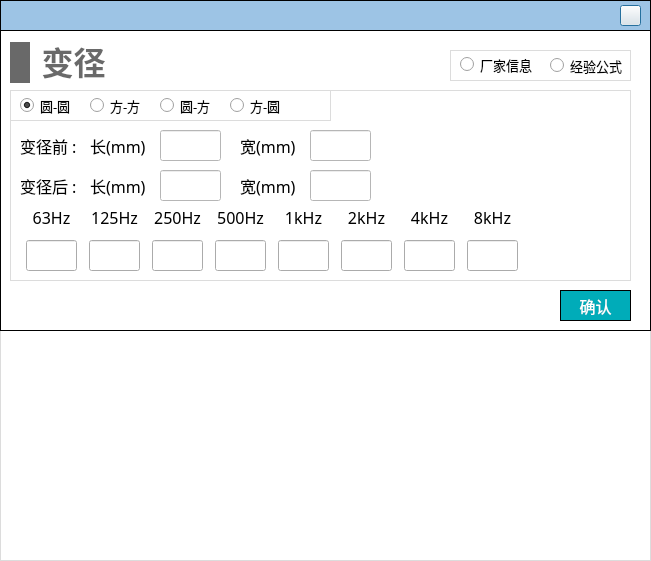
Before: the Qt Designer form NoiseCalSoft/inputDialog/dialog_reducer.ui in haobana/NoiCal, drawn with Qt 5.
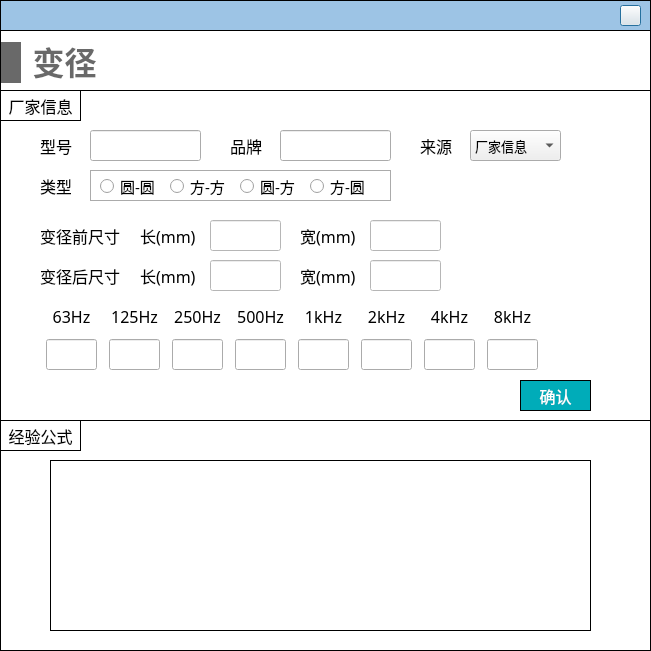
After: the same form once the commit is applied. The open tabs and pages were chosen to show the change. Icons and pictures are not drawn.

Patch:
```diff
--- a/NoiseCalSoft/inputDialog/dialog_reducer.ui
+++ b/NoiseCalSoft/inputDialog/dialog_reducer.ui
@@ -7,7 +7,7 @@
     <x>0</x>
     <y>0</y>
     <width>651</width>
-    <height>561</height>
+    <height>651</height>
    </rect>
   </property>
   <property name="font">
@@ -70,116 +70,13 @@
     </property>
    </widget>
   </widget>
-  <widget class="QStackedWidget" name="stackedWidget_descri">
-   <property name="geometry">
-    <rect>
-     <x>0</x>
-     <y>330</y>
-     <width>651</width>
-     <height>231</height>
-    </rect>
-   </property>
-   <property name="minimumSize">
-    <size>
-     <width>651</width>
-     <height>231</height>
-    </size>
-   </property>
-   <property name="styleSheet">
-    <string notr="true">background-color: rgb(255, 255, 255);</string>
-   </property>
-   <property name="currentIndex">
-    <number>0</number>
-   </property>
-   <widget class="QWidget" name="page_circle_descri">
-    <widget class="QWidget" name="widget_6" native="true">
-     <property name="geometry">
-      <rect>
-       <x>0</x>
-       <y>0</y>
-       <width>651</width>
-       <height>231</height>
-      </rect>
-     </property>
-     <property name="minimumSize">
-      <size>
-       <width>651</width>
-       <height>231</height>
-      </size>
-     </property>
-     <property name="styleSheet">
-      <string notr="true">#widget_6
-{
-border: 1px solid #DCDCDC;
-}</string>
-     </property>
-     <widget class="QLabel" name="label_4">
-      <property name="geometry">
-       <rect>
-        <x>20</x>
-        <y>20</y>
-        <width>541</width>
-        <height>171</height>
-       </rect>
-      </property>
-      <property name="styleSheet">
-       <string notr="true">border-image: url(:/images/image/reducer_descri.png);</string>
-      </property>
-      <property name="text">
-       <string/>
-      </property>
-     </widget>
-    </widget>
-   </widget>
-   <widget class="QWidget" name="page_rect_descri">
-    <widget class="QWidget" name="widget_9" native="true">
-     <property name="geometry">
-      <rect>
-       <x>0</x>
-       <y>0</y>
-       <width>651</width>
-       <height>231</height>
-      </rect>
-     </property>
-     <property name="minimumSize">
-      <size>
-       <width>651</width>
-       <height>231</height>
-      </size>
-     </property>
-     <property name="styleSheet">
-      <string notr="true">#widget_9
-{
-border: 1px solid #DCDCDC;
-}</string>
-     </property>
-     <widget class="QLabel" name="label_6">
-      <property name="geometry">
-       <rect>
-        <x>20</x>
-        <y>20</y>
-        <width>551</width>
-        <height>171</height>
-       </rect>
-      </property>
-      <property name="styleSheet">
-       <string notr="true">border-image: url(:/images/image/reducer_descri.png);</string>
-      </property>
-      <property name="text">
-       <string/>
-      </property>
-     </widget>
-    </widget>
-   </widget>
-   <widget class="QWidget" name="page_white"/>
-  </widget>
   <widget class="QWidget" name="widget_terminal" native="true">
    <property name="geometry">
     <rect>
      <x>0</x>
      <y>30</y>
      <width>651</width>
-     <height>301</height>
+     <height>391</height>
     </rect>
    </property>
    <property name="styleSheet">
@@ -191,16 +88,16 @@
    <widget class="QWidget" name="widget_2" native="true">
     <property name="geometry">
      <rect>
-      <x>10</x>
+      <x>0</x>
       <y>60</y>
-      <width>621</width>
-      <height>191</height>
+      <width>651</width>
+      <height>331</height>
      </rect>
     </property>
     <property name="styleSheet">
      <string notr="true">#widget_2
 {
-border: 1px solid #DCDCDC;
+border: 1px solid #000000;
 }
 
 QLabel
@@ -224,407 +121,11 @@
 font-family: '黑体';
 }</string>
     </property>
-    <widget class="QStackedWidget" name="stackedWidget_input">
-     <property name="geometry">
-      <rect>
-       <x>10</x>
-       <y>40</y>
-       <width>351</width>
-       <height>71</height>
-      </rect>
-     </property>
-     <property name="styleSheet">
-      <string notr="true">background-color: rgb(255, 255, 255);</string>
-     </property>
-     <property name="currentIndex">
-      <number>0</number>
-     </property>
-     <widget class="QWidget" name="page_rect_formula">
-      <widget class="QLabel" name="label_13">
-       <property name="geometry">
-        <rect>
-         <x>70</x>
-         <y>0</y>
-         <width>61</width>
-         <height>31</height>
-        </rect>
-       </property>
-       <property name="font">
-        <font>
-         <family>黑体</family>
-         <pointsize>-1</pointsize>
-        </font>
-       </property>
-       <property name="text">
-        <string>长(mm)</string>
-       </property>
-      </widget>
-      <widget class="QLineEdit" name="lineEdit_length_before">
-       <property name="geometry">
-        <rect>
-         <x>140</x>
-         <y>0</y>
-         <width>61</width>
-         <height>31</height>
-        </rect>
-       </property>
-      </widget>
-      <widget class="QLineEdit" name="lineEdit_width_before">
-       <property name="geometry">
-        <rect>
-         <x>290</x>
-         <y>0</y>
-         <width>61</width>
-         <height>31</height>
-        </rect>
-       </property>
-      </widget>
-      <widget class="QLabel" name="label_18">
-       <property name="geometry">
-        <rect>
-         <x>220</x>
-         <y>0</y>
-         <width>61</width>
-         <height>31</height>
-        </rect>
-       </property>
-       <property name="font">
-        <font>
-         <family>黑体</family>
-         <pointsize>-1</pointsize>
-        </font>
-       </property>
-       <property name="text">
-        <string>宽(mm)</string>
-       </property>
-      </widget>
-      <widget class="QLabel" name="label">
-       <property name="geometry">
-        <rect>
-         <x>0</x>
-         <y>0</y>
-         <width>61</width>
-         <height>31</height>
-        </rect>
-       </property>
-       <property name="font">
-        <font>
-         <family>黑体</family>
-         <pointsize>-1</pointsize>
-        </font>
-       </property>
-       <property name="text">
-        <string>变径前 :</string>
-       </property>
-      </widget>
-      <widget class="QLabel" name="label_2">
-       <property name="geometry">
-        <rect>
-         <x>0</x>
-         <y>40</y>
-         <width>61</width>
-         <height>31</height>
-        </rect>
-       </property>
-       <property name="font">
-        <font>
-         <family>黑体</family>
-         <pointsize>-1</pointsize>
-        </font>
-       </property>
-       <property name="text">
-        <string>变径后 :</string>
-       </property>
-      </widget>
-      <widget class="QLabel" name="label_19">
-       <property name="geometry">
-        <rect>
-         <x>220</x>
-         <y>40</y>
-         <width>61</width>
-         <height>31</height>
-        </rect>
-       </property>
-       <property name="font">
-        <font>
-         <family>黑体</family>
-         <pointsize>-1</pointsize>
-        </font>
-       </property>
-       <property name="text">
-        <string>宽(mm)</string>
-       </property>
-      </widget>
-      <widget class="QLineEdit" name="lineEdit_length_after">
-       <property name="geometry">
-        <rect>
-         <x>140</x>
-         <y>40</y>
-         <width>61</width>
-         <height>31</height>
-        </rect>
-       </property>
-      </widget>
-      <widget class="QLineEdit" name="lineEdit_width_after">
-       <property name="geometry">
-        <rect>
-         <x>290</x>
-         <y>40</y>
-         <width>61</width>
-         <height>31</height>
-        </rect>
-       </property>
-      </widget>
-      <widget class="QLabel" name="label_14">
-       <property name="geometry">
-        <rect>
-         <x>70</x>
-         <y>40</y>
-         <width>61</width>
-         <height>31</height>
-        </rect>
-       </property>
-       <property name="font">
-        <font>
-         <family>黑体</family>
-         <pointsize>-1</pointsize>
-        </font>
-       </property>
-       <property name="text">
-        <string>长(mm)</string>
-       </property>
-      </widget>
-     </widget>
-     <widget class="QWidget" name="page_circle_formula">
-      <widget class="QLineEdit" name="lineEdit_diameter_after">
-       <property name="geometry">
-        <rect>
-         <x>160</x>
-         <y>40</y>
-         <width>61</width>
-         <height>31</height>
-        </rect>
-       </property>
-      </widget>
-      <widget class="QLineEdit" name="lineEdit_diameter_before">
-       <property name="geometry">
-        <rect>
-         <x>160</x>
-         <y>0</y>
-         <width>61</width>
-         <height>31</height>
-        </rect>
-       </property>
-      </widget>
-      <widget class="QLabel" name="label_15">
-       <property name="geometry">
-        <rect>
-         <x>70</x>
-         <y>40</y>
-         <width>71</width>
-         <height>31</height>
-        </rect>
-       </property>
-       <property name="font">
-        <font>
-         <family>黑体</family>
-         <pointsize>-1</pointsize>
-        </font>
-       </property>
-       <property name="text">
-        <string>直径(mm)</string>
-       </property>
-      </widget>
-      <widget class="QLabel" name="label_3">
-       <property name="geometry">
-        <rect>
-         <x>0</x>
-         <y>0</y>
-         <width>61</width>
-         <height>31</height>
-        </rect>
-       </property>
-       <property name="font">
-        <font>
-         <family>黑体</family>
-         <pointsize>-1</pointsize>
-        </font>
-       </property>
-       <property name="text">
-        <string>变径前 :</string>
-       </property>
-      </widget>
-      <widget class="QLabel" name="label_16">
-       <property name="geometry">
-        <rect>
-         <x>70</x>
-         <y>0</y>
-         <width>71</width>
-         <height>31</height>
-        </rect>
-       </property>
-       <property name="font">
-        <font>
-         <family>黑体</family>
-         <pointsize>-1</pointsize>
-        </font>
-       </property>
-       <property name="text">
-        <string>直径(mm)</string>
-       </property>
-      </widget>
-      <widget class="QLabel" name="label_5">
-       <property name="geometry">
-        <rect>
-         <x>0</x>
-         <y>40</y>
-         <width>61</width>
-         <height>31</height>
-        </rect>
-       </property>
-       <property name="font">
-        <font>
-         <family>黑体</family>
-         <pointsize>-1</pointsize>
-        </font>
-       </property>
-       <property name="text">
-        <string>变径后 :</string>
-       </property>
-      </widget>
-     </widget>
-     <widget class="QWidget" name="page_known">
-      <widget class="QLabel" name="label_17">
-       <property name="geometry">
-        <rect>
-         <x>0</x>
-         <y>0</y>
-         <width>31</width>
-         <height>31</height>
-        </rect>
-       </property>
-       <property name="font">
-        <font>
-         <family>黑体</family>
-         <pointsize>-1</pointsize>
-        </font>
-       </property>
-       <property name="text">
-        <string>型号</string>
-       </property>
-      </widget>
-      <widget class="QLineEdit" name="lineEdit_model">
-       <property name="geometry">
-        <rect>
-         <x>50</x>
-         <y>0</y>
-         <width>111</width>
-         <height>31</height>
-        </rect>
-       </property>
-      </widget>
-     </widget>
-    </widget>
-    <widget class="QWidget" name="widget_8" native="true">
-     <property name="geometry">
-      <rect>
-       <x>0</x>
-       <y>0</y>
-       <width>321</width>
-       <height>31</height>
-      </rect>
-     </property>
-     <property name="styleSheet">
-      <string notr="true">#widget_8
-{
-border: 1px solid #DCDCDC;
-}</string>
-     </property>
-     <widget class="QRadioButton" name="radioButton_circle">
-      <property name="geometry">
-       <rect>
-        <x>10</x>
-        <y>0</y>
-        <width>61</width>
-        <height>31</height>
-       </rect>
-      </property>
-      <property name="font">
-       <font>
-        <family>黑体</family>
-        <pointsize>10</pointsize>
-       </font>
-      </property>
-      <property name="text">
-       <string>圆-圆</string>
-      </property>
-      <property name="checked">
-       <bool>true</bool>
-      </property>
-     </widget>
-     <widget class="QRadioButton" name="radioButton_rect">
-      <property name="geometry">
-       <rect>
-        <x>80</x>
-        <y>0</y>
-        <width>61</width>
-        <height>31</height>
-       </rect>
-      </property>
-      <property name="font">
-       <font>
-        <family>黑体</family>
-        <pointsize>10</pointsize>
-       </font>
-      </property>
-      <property name="text">
-       <string>方-方</string>
-      </property>
-     </widget>
-     <widget class="QRadioButton" name="radioButton_rect_2">
-      <property name="geometry">
-       <rect>
-        <x>150</x>
-        <y>0</y>
-        <width>61</width>
-        <height>31</height>
-       </rect>
-      </property>
-      <property name="font">
-       <font>
-        <family>黑体</family>
-        <pointsize>10</pointsize>
-       </font>
-      </property>
-      <property name="text">
-       <string>圆-方</string>
-      </property>
-     </widget>
-     <widget class="QRadioButton" name="radioButton_rect_3">
-      <property name="geometry">
-       <rect>
-        <x>220</x>
-        <y>0</y>
-        <width>61</width>
-        <height>31</height>
-       </rect>
-      </property>
-      <property name="font">
-       <font>
-        <family>黑体</family>
-        <pointsize>10</pointsize>
-       </font>
-      </property>
-      <property name="text">
-       <string>方-圆</string>
-      </property>
-     </widget>
-    </widget>
     <widget class="QWidget" name="layoutWidget">
      <property name="geometry">
       <rect>
-       <x>10</x>
-       <y>111</y>
+       <x>40</x>
+       <y>210</y>
        <width>511</width>
        <height>72</height>
       </rect>
@@ -1067,24 +568,23 @@
       </item>
      </layout>
     </widget>
-   </widget>
-   <widget class="QPushButton" name="pushButton_confirm">
-    <property name="geometry">
-     <rect>
-      <x>560</x>
-      <y>260</y>
-      <width>71</width>
-      <height>31</height>
-     </rect>
-    </property>
-    <property name="font">
-     <font>
-      <family>黑体</family>
-      <pointsize>12</pointsize>
-     </font>
-    </property>
-    <property name="styleSheet">
-     <string notr="true">QPushButton
+    <widget class="QPushButton" name="pushButton_confirm">
+     <property name="geometry">
+      <rect>
+       <x>520</x>
+       <y>290</y>
+       <width>71</width>
+       <height>31</height>
+      </rect>
+     </property>
+     <property name="font">
+      <font>
+       <family>黑体</family>
+       <pointsize>12</pointsize>
+      </font>
+     </property>
+     <property name="styleSheet">
+      <string notr="true">QPushButton
 {
 	color:#ffffff; /*文字颜色*/
     background-color: #00ACB9;/*背景色*/
@@ -1098,31 +598,16 @@
 background-color: rgb(0,142,153);
 color: white;
 }</string>
-    </property>
-    <property name="text">
-     <string>确认</string>
-    </property>
-   </widget>
-   <widget class="QWidget" name="widget_7" native="true">
-    <property name="geometry">
-     <rect>
-      <x>450</x>
-      <y>20</y>
-      <width>181</width>
-      <height>31</height>
-     </rect>
-    </property>
-    <property name="styleSheet">
-     <string notr="true">#widget_7
-{
-border: 1px solid #DCDCDC;
-}</string>
-    </property>
-    <widget class="QRadioButton" name="radioButton_known">
+     </property>
+     <property name="text">
+      <string>确认</string>
+     </property>
+    </widget>
+    <widget class="QLabel" name="label_18">
      <property name="geometry">
       <rect>
-       <x>10</x>
-       <y>-1</y>
+       <x>0</x>
+       <y>0</y>
        <width>81</width>
        <height>31</height>
       </rect>
@@ -1130,18 +615,250 @@
      <property name="font">
       <font>
        <family>黑体</family>
-       <pointsize>10</pointsize>
+       <pointsize>-1</pointsize>
       </font>
      </property>
+     <property name="styleSheet">
+      <string notr="true">border: 1px solid #000000;</string>
+     </property>
      <property name="text">
       <string>厂家信息</string>
      </property>
+     <property name="alignment">
+      <set>Qt::AlignCenter</set>
+     </property>
     </widget>
-    <widget class="QRadioButton" name="radioButton_formula">
+    <widget class="QWidget" name="widget_3" native="true">
      <property name="geometry">
       <rect>
-       <x>100</x>
-       <y>0</y>
+       <x>90</x>
+       <y>80</y>
+       <width>301</width>
+       <height>31</height>
+      </rect>
+     </property>
+     <property name="styleSheet">
+      <string notr="true">#widget_3
+{
+border: 1px solid #ABABAB;
+}</string>
+     </property>
+     <widget class="QRadioButton" name="radioButton_circle_to_circle">
+      <property name="geometry">
+       <rect>
+        <x>10</x>
+        <y>5</y>
+        <width>61</width>
+        <height>22</height>
+       </rect>
+      </property>
+      <property name="font">
+       <font>
+        <family>黑体</family>
+        <pointsize>11</pointsize>
+       </font>
+      </property>
+      <property name="text">
+       <string>圆-圆</string>
+      </property>
+     </widget>
+     <widget class="QRadioButton" name="radioButton_rect_to_rect">
+      <property name="geometry">
+       <rect>
+        <x>80</x>
+        <y>5</y>
+        <width>61</width>
+        <height>22</height>
+       </rect>
+      </property>
+      <property name="font">
+       <font>
+        <family>黑体</family>
+        <pointsize>11</pointsize>
+       </font>
+      </property>
+      <property name="text">
+       <string>方-方</string>
+      </property>
+     </widget>
+     <widget class="QRadioButton" name="radioButton_circle_to_rect">
+      <property name="geometry">
+       <rect>
+        <x>150</x>
+        <y>5</y>
+        <width>61</width>
+        <height>22</height>
+       </rect>
+      </property>
+      <property name="font">
+       <font>
+        <family>黑体</family>
+        <pointsize>11</pointsize>
+       </font>
+      </property>
+      <property name="text">
+       <string>圆-方</string>
+      </property>
+     </widget>
+     <widget class="QRadioButton" name="radioButton_rect_to_circle">
+      <property name="geometry">
+       <rect>
+        <x>220</x>
+        <y>5</y>
+        <width>61</width>
+        <height>22</height>
+       </rect>
+      </property>
+      <property name="font">
+       <font>
+        <family>黑体</family>
+        <pointsize>11</pointsize>
+       </font>
+      </property>
+      <property name="text">
+       <string>方-圆</string>
+      </property>
+     </widget>
+    </widget>
+    <widget class="QLabel" name="label_26">
+     <property name="geometry">
+      <rect>
+       <x>40</x>
+       <y>80</y>
+       <width>31</width>
+       <height>31</height>
+      </rect>
+     </property>
+     <property name="font">
+      <font>
+       <family>黑体</family>
+       <pointsize>-1</pointsize>
+      </font>
+     </property>
+     <property name="text">
+      <string>类型</string>
+     </property>
+    </widget>
+    <widget class="QLabel" name="label_27">
+     <property name="geometry">
+      <rect>
+       <x>230</x>
+       <y>40</y>
+       <width>41</width>
+       <height>31</height>
+      </rect>
+     </property>
+     <property name="font">
+      <font>
+       <family>黑体</family>
+       <pointsize>-1</pointsize>
+      </font>
+     </property>
+     <property name="text">
+      <string>品牌</string>
+     </property>
+    </widget>
+    <widget class="QComboBox" name="comboBox_data_source">
+     <property name="geometry">
+      <rect>
+       <x>470</x>
+       <y>40</y>
+       <width>91</width>
+       <height>31</height>
+      </rect>
+     </property>
+     <property name="font">
+      <font>
+       <family>Microsoft YaHei</family>
+       <pointsize>-1</pointsize>
+      </font>
+     </property>
+     <item>
+      <property name="text">
+       <string>厂家信息</string>
+      </property>
+     </item>
+     <item>
+      <property name="text">
+       <string>设计预估</string>
+      </property>
+     </item>
+    </widget>
+    <widget class="QLineEdit" name="lineEdit_brand">
+     <property name="geometry">
+      <rect>
+       <x>280</x>
+       <y>40</y>
+       <width>111</width>
+       <height>31</height>
+      </rect>
+     </property>
+     <property name="font">
+      <font>
+       <family>黑体</family>
+       <pointsize>-1</pointsize>
+      </font>
+     </property>
+    </widget>
+    <widget class="QLineEdit" name="lineEdit_model">
+     <property name="geometry">
+      <rect>
+       <x>90</x>
+       <y>40</y>
+       <width>111</width>
+       <height>31</height>
+      </rect>
+     </property>
+     <property name="font">
+      <font>
+       <family>黑体</family>
+       <pointsize>-1</pointsize>
+      </font>
+     </property>
+    </widget>
+    <widget class="QLabel" name="label_32">
+     <property name="geometry">
+      <rect>
+       <x>420</x>
+       <y>40</y>
+       <width>41</width>
+       <height>31</height>
+      </rect>
+     </property>
+     <property name="font">
+      <font>
+       <family>黑体</family>
+       <pointsize>-1</pointsize>
+      </font>
+     </property>
+     <property name="text">
+      <string>来源</string>
+     </property>
+    </widget>
+    <widget class="QLabel" name="label_30">
+     <property name="geometry">
+      <rect>
+       <x>40</x>
+       <y>40</y>
+       <width>41</width>
+       <height>31</height>
+      </rect>
+     </property>
+     <property name="font">
+      <font>
+       <family>黑体</family>
+       <pointsize>-1</pointsize>
+      </font>
+     </property>
+     <property name="text">
+      <string>型号</string>
+     </property>
+    </widget>
+    <widget class="QLabel" name="label_31">
+     <property name="geometry">
+      <rect>
+       <x>40</x>
+       <y>130</y>
        <width>81</width>
        <height>31</height>
       </rect>
@@ -1149,18 +866,299 @@
      <property name="font">
       <font>
        <family>黑体</family>
-       <pointsize>10</pointsize>
+       <pointsize>-1</pointsize>
       </font>
      </property>
      <property name="text">
-      <string>经验公式</string>
+      <string>变径前尺寸</string>
      </property>
     </widget>
+    <widget class="QLabel" name="label_33">
+     <property name="geometry">
+      <rect>
+       <x>40</x>
+       <y>170</y>
+       <width>81</width>
+       <height>31</height>
+      </rect>
+     </property>
+     <property name="font">
+      <font>
+       <family>黑体</family>
+       <pointsize>-1</pointsize>
+      </font>
+     </property>
+     <property name="text">
+      <string>变径后尺寸</string>
+     </property>
+    </widget>
+    <widget class="QStackedWidget" name="stackedWidget_reducer_before">
+     <property name="geometry">
+      <rect>
+       <x>140</x>
+       <y>130</y>
+       <width>301</width>
+       <height>31</height>
+      </rect>
+     </property>
+     <property name="font">
+      <font>
+       <family>Microsoft YaHei</family>
+      </font>
+     </property>
+     <property name="styleSheet">
+      <string notr="true">background-color: rgb(255, 255, 255);
+</string>
+     </property>
+     <property name="currentIndex">
+      <number>0</number>
+     </property>
+     <widget class="QWidget" name="page_reducer_before_circle">
+      <widget class="QLabel" name="label_13">
+       <property name="geometry">
+        <rect>
+         <x>0</x>
+         <y>0</y>
+         <width>81</width>
+         <height>31</height>
+        </rect>
+       </property>
+       <property name="font">
+        <font>
+         <family>黑体</family>
+         <pointsize>-1</pointsize>
+        </font>
+       </property>
+       <property name="text">
+        <string>直径(mm)</string>
+       </property>
+      </widget>
+      <widget class="QLineEdit" name="lineEdit_before_diameter">
+       <property name="geometry">
+        <rect>
+         <x>70</x>
+         <y>0</y>
+         <width>71</width>
+         <height>31</height>
+        </rect>
+       </property>
+       <property name="font">
+        <font>
+         <family>黑体</family>
+         <pointsize>-1</pointsize>
+        </font>
+       </property>
+      </widget>
+     </widget>
+     <widget class="QWidget" name="page_reducer_before_rect">
+      <widget class="QLineEdit" name="lineEdit_before_length">
+       <property name="geometry">
+        <rect>
+         <x>70</x>
+         <y>0</y>
+         <width>71</width>
+         <height>31</height>
+        </rect>
+       </property>
+       <property name="font">
+        <font>
+         <family>黑体</family>
+         <pointsize>-1</pointsize>
+        </font>
+       </property>
+      </widget>
+      <widget class="QLabel" name="label_15">
+       <property name="geometry">
+        <rect>
+         <x>0</x>
+         <y>0</y>
+         <width>61</width>
+         <height>31</height>
+        </rect>
+       </property>
+       <property name="font">
+        <font>
+         <family>黑体</family>
+         <pointsize>-1</pointsize>
+        </font>
+       </property>
+       <property name="text">
+        <string>长(mm)</string>
+       </property>
+      </widget>
+      <widget class="QLabel" name="label_16">
+       <property name="geometry">
+        <rect>
+         <x>160</x>
+         <y>0</y>
+         <width>61</width>
+         <height>31</height>
+        </rect>
+       </property>
+       <property name="font">
+        <font>
+         <family>黑体</family>
+         <pointsize>-1</pointsize>
+        </font>
+       </property>
+       <property name="text">
+        <string>宽(mm)</string>
+       </property>
+      </widget>
+      <widget class="QLineEdit" name="lineEdit_before_width">
+       <property name="geometry">
+        <rect>
+         <x>230</x>
+         <y>0</y>
+         <width>71</width>
+         <height>31</height>
+        </rect>
+       </property>
+       <property name="font">
+        <font>
+         <family>黑体</family>
+         <pointsize>-1</pointsize>
+        </font>
+       </property>
+      </widget>
+     </widget>
+    </widget>
+    <widget class="QStackedWidget" name="stackedWidget_reducer_after">
+     <property name="geometry">
+      <rect>
+       <x>140</x>
+       <y>170</y>
+       <width>301</width>
+       <height>31</height>
+      </rect>
+     </property>
+     <property name="font">
+      <font>
+       <family>Microsoft YaHei</family>
+      </font>
+     </property>
+     <property name="styleSheet">
+      <string notr="true">background-color: rgb(255, 255, 255);
+</string>
+     </property>
+     <property name="currentIndex">
+      <number>0</number>
+     </property>
+     <widget class="QWidget" name="page_reducer_after_circle">
+      <widget class="QLabel" name="label_14">
+       <property name="geometry">
+        <rect>
+         <x>0</x>
+         <y>0</y>
+         <width>81</width>
+         <height>31</height>
+        </rect>
+       </property>
+       <property name="font">
+        <font>
+         <family>黑体</family>
+         <pointsize>-1</pointsize>
+        </font>
+       </property>
+       <property name="text">
+        <string>直径(mm)</string>
+       </property>
+      </widget>
+      <widget class="QLineEdit" name="lineEdit_after_diameter">
+       <property name="geometry">
+        <rect>
+         <x>70</x>
+         <y>0</y>
+         <width>71</width>
+         <height>31</height>
+        </rect>
+       </property>
+       <property name="font">
+        <font>
+         <family>黑体</family>
+         <pointsize>-1</pointsize>
+        </font>
+       </property>
+      </widget>
+     </widget>
+     <widget class="QWidget" name="page_reducer_after_rect">
+      <widget class="QLineEdit" name="lineEdit_after_length">
+       <property name="geometry">
+        <rect>
+         <x>70</x>
+         <y>0</y>
+         <width>71</width>
+         <height>31</height>
+        </rect>
+       </property>
+       <property name="font">
+        <font>
+         <family>黑体</family>
+         <pointsize>-1</pointsize>
+        </font>
+       </property>
+      </widget>
+      <widget class="QLabel" name="label_17">
+       <property name="geometry">
+        <rect>
+         <x>0</x>
+         <y>0</y>
+         <width>61</width>
+         <height>31</height>
+        </rect>
+       </property>
+       <property name="font">
+        <font>
+         <family>黑体</family>
+         <pointsize>-1</pointsize>
+        </font>
+       </property>
+       <property name="text">
+        <string>长(mm)</string>
+       </property>
+      </widget>
+      <widget class="QLabel" name="label_28">
+       <property name="geometry">
+        <rect>
+         <x>160</x>
+         <y>0</y>
+         <width>61</width>
+         <height>31</height>
+        </rect>
+       </property>
+       <property name="font">
+        <font>
+         <family>黑体</family>
+         <pointsize>-1</pointsize>
+        </font>
+       </property>
+       <property name="text">
+        <string>宽(mm)</string>
+       </property>
+      </widget>
+      <widget class="QLineEdit" name="lineEdit_after_width">
+       <property name="geometry">
+        <rect>
+         <x>230</x>
+         <y>0</y>
+         <width>71</width>
+         <height>31</height>
+        </rect>
+       </property>
+       <property name="font">
+        <font>
+         <family>黑体</family>
+         <pointsize>-1</pointsize>
+        </font>
+       </property>
+      </widget>
+     </widget>
+    </widget>
    </widget>
    <widget class="QWidget" name="layoutWidget_20">
     <property name="geometry">
      <rect>
-      <x>10</x>
+      <x>1</x>
       <y>10</y>
       <width>101</width>
       <height>45</height>
@@ -1218,6 +1216,60 @@
     </layout>
    </widget>
   </widget>
+  <widget class="QWidget" name="widget" native="true">
+   <property name="geometry">
+    <rect>
+     <x>0</x>
+     <y>420</y>
+     <width>651</width>
+     <height>231</height>
+    </rect>
+   </property>
+   <property name="styleSheet">
+    <string notr="true">border: 1px solid #000000;</string>
+   </property>
+   <widget class="QLabel" name="label_4">
+    <property name="geometry">
+     <rect>
+      <x>50</x>
+      <y>40</y>
+      <width>541</width>
+      <height>171</height>
+     </rect>
+    </property>
+    <property name="styleSheet">
+     <string notr="true">border-image: url(:/images/image/reducer_descri.png);</string>
+    </property>
+    <property name="text">
+     <string/>
+    </property>
+   </widget>
+   <widget class="QLabel" name="label_19">
+    <property name="geometry">
+     <rect>
+      <x>0</x>
+      <y>0</y>
+      <width>81</width>
+      <height>31</height>
+     </rect>
+    </property>
+    <property name="font">
+     <font>
+      <family>黑体</family>
+      <pointsize>12</pointsize>
+     </font>
+    </property>
+    <property name="styleSheet">
+     <string notr="true">border: 1px solid #000000;</string>
+    </property>
+    <property name="text">
+     <string>经验公式</string>
+    </property>
+    <property name="alignment">
+     <set>Qt::AlignCenter</set>
+    </property>
+   </widget>
+  </widget>
  </widget>
  <resources/>
  <connections/>
```
Left out of the diff: 12 changed lines with no effect on the pictures.
